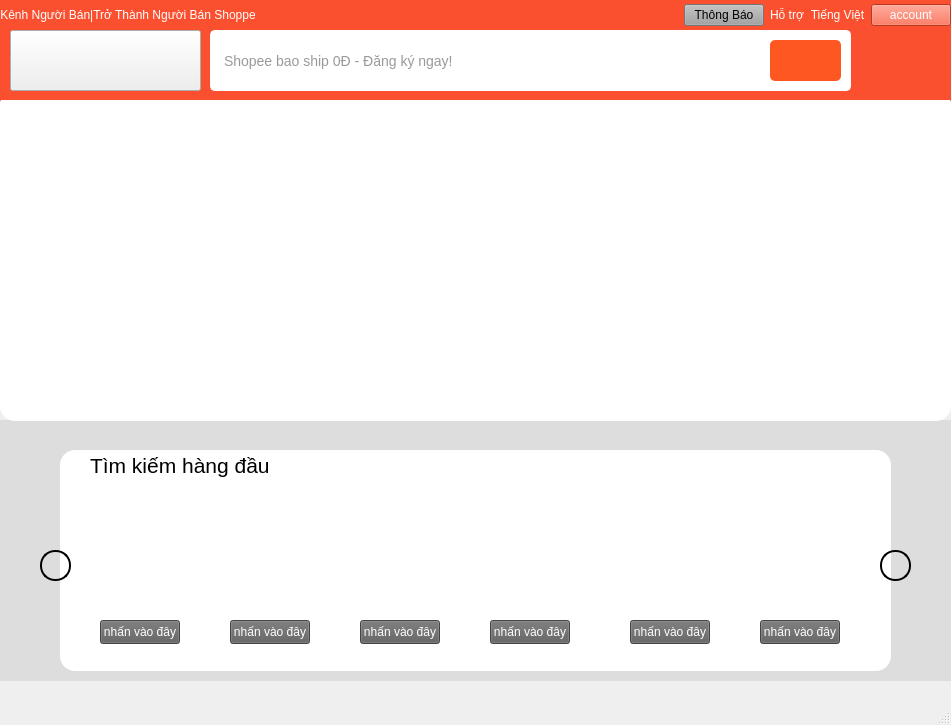
Before: the Qt Designer form ui/menu.ui in inktell/python-app, drawn with Qt 5.
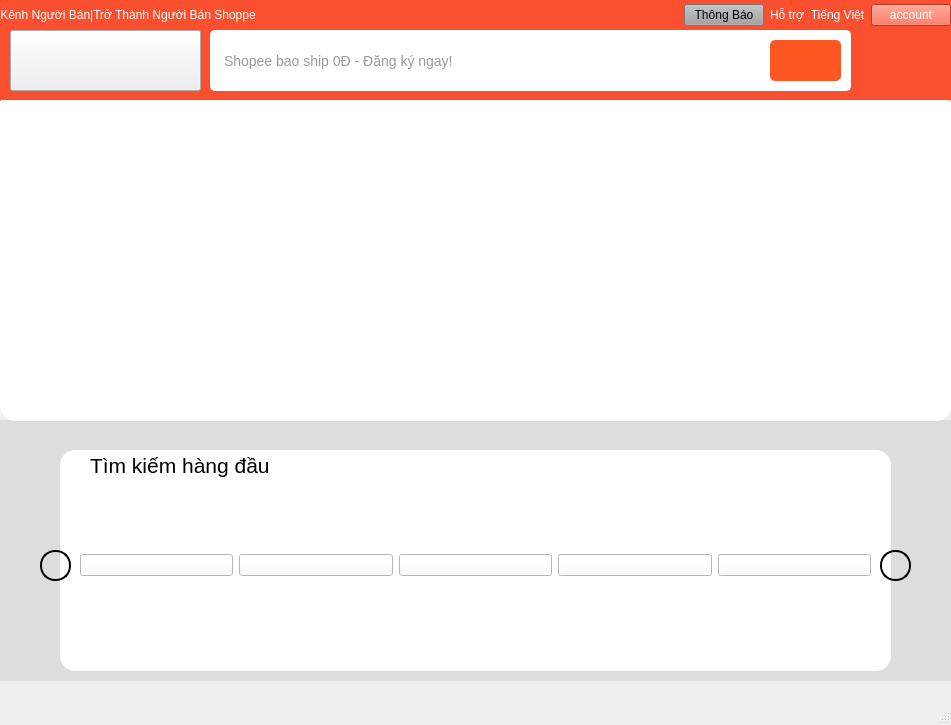
After: the same form once the commit is applied. The open tabs and pages were chosen to show the change. Icons and pictures are not drawn.

What changed in the file:
```diff
--- a/ui/menu.ui
+++ b/ui/menu.ui
@@ -325,126 +325,102 @@
        </widget>
       </widget>
       <widget class="QWidget" name="page_4">
-       <widget class="QLabel" name="label_15">
+       <widget class="QWidget" name="horizontalLayoutWidget_2">
         <property name="geometry">
          <rect>
-          <x>10</x>
+          <x>0</x>
           <y>0</y>
-          <width>771</width>
-          <height>151</height>
+          <width>791</width>
+          <height>171</height>
          </rect>
         </property>
-        <property name="text">
-         <string/>
-        </property>
-        <property name="pixmap">
-         <pixmap>../img/Ảnh chụp màn hình 2025-02-28 215858.png</pixmap>
-        </property>
-        <property name="scaledContents">
-         <bool>true</bool>
-        </property>
-       </widget>
-       <widget class="QPushButton" name="pushButton_39">
-        <property name="geometry">
-         <rect>
-          <x>410</x>
-          <y>140</y>
-          <width>80</width>
-          <height>24</height>
-         </rect>
-        </property>
-        <property name="styleSheet">
-         <string notr="true">background-color: rgb(95, 95, 95);
-color: rgb(255, 255, 255);</string>
-        </property>
-        <property name="text">
-         <string>nhấn vào đây</string>
-        </property>
-       </widget>
-       <widget class="QPushButton" name="pushButton_40">
-        <property name="geometry">
-         <rect>
-          <x>280</x>
-          <y>140</y>
-          <width>80</width>
-          <height>24</height>
-         </rect>
-        </property>
-        <property name="styleSheet">
-         <string notr="true">background-color: rgb(95, 95, 95);
-color: rgb(255, 255, 255);</string>
-        </property>
-        <property name="text">
-         <string>nhấn vào đây</string>
-        </property>
-       </widget>
-       <widget class="QPushButton" name="pushButton_41">
-        <property name="geometry">
-         <rect>
-          <x>20</x>
-          <y>140</y>
-          <width>80</width>
-          <height>24</height>
-         </rect>
-        </property>
-        <property name="styleSheet">
-         <string notr="true">background-color: rgb(95, 95, 95);
-color: rgb(255, 255, 255);</string>
-        </property>
-        <property name="text">
-         <string>nhấn vào đây</string>
-        </property>
-       </widget>
-       <widget class="QPushButton" name="pushButton_42">
-        <property name="geometry">
-         <rect>
-          <x>150</x>
-          <y>140</y>
-          <width>80</width>
-          <height>24</height>
-         </rect>
-        </property>
-        <property name="styleSheet">
-         <string notr="true">background-color: rgb(95, 95, 95);
-color: rgb(255, 255, 255);</string>
-        </property>
-        <property name="text">
-         <string>nhấn vào đây</string>
-        </property>
-       </widget>
-       <widget class="QPushButton" name="pushButton_43">
-        <property name="geometry">
-         <rect>
-          <x>550</x>
-          <y>140</y>
-          <width>80</width>
-          <height>24</height>
-         </rect>
-        </property>
-        <property name="styleSheet">
-         <string notr="true">background-color: rgb(95, 95, 95);
-color: rgb(255, 255, 255);</string>
-        </property>
-        <property name="text">
-         <string>nhấn vào đây</string>
-        </property>
-       </widget>
-       <widget class="QPushButton" name="pushButton_44">
-        <property name="geometry">
-         <rect>
-          <x>680</x>
-          <y>140</y>
-          <width>80</width>
-          <height>24</height>
-         </rect>
-        </property>
-        <property name="styleSheet">
-         <string notr="true">background-color: rgb(95, 95, 95);
-color: rgb(255, 255, 255);</string>
-        </property>
-        <property name="text">
-         <string>nhấn vào đây</string>
-        </property>
+        <layout class="QHBoxLayout" name="horizontalLayout">
+         <item>
+          <widget class="QPushButton" name="pushButton_3">
+           <property name="text">
+            <string/>
+           </property>
+           <property name="icon">
+            <iconset>
+             <normaloff>../img/Ảnh chụp màn hình 2025-02-28 215858-fotor-20250617191152.png</normaloff>../img/Ảnh chụp màn hình 2025-02-28 215858-fotor-20250617191152.png</iconset>
+           </property>
+           <property name="iconSize">
+            <size>
+             <width>180</width>
+             <height>180</height>
+            </size>
+           </property>
+          </widget>
+         </item>
+         <item>
+          <widget class="QPushButton" name="pushButton_4">
+           <property name="text">
+            <string/>
+           </property>
+           <property name="icon">
+            <iconset>
+             <normaloff>../img/Ảnh chụp màn hình 2025-02-28 215858-fotor-2025061719816.png</normaloff>../img/Ảnh chụp màn hình 2025-02-28 215858-fotor-2025061719816.png</iconset>
+           </property>
+           <property name="iconSize">
+            <size>
+             <width>180</width>
+             <height>180</height>
+            </size>
+           </property>
+          </widget>
+         </item>
+         <item>
+          <widget class="QPushButton" name="pushButton_10">
+           <property name="text">
+            <string/>
+           </property>
+           <property name="icon">
+            <iconset>
+             <normaloff>../img/Ảnh chụp màn hình 2025-02-28 215858-fotor-20250617191132.png</normaloff>../img/Ảnh chụp màn hình 2025-02-28 215858-fotor-20250617191132.png</iconset>
+           </property>
+           <property name="iconSize">
+            <size>
+             <width>180</width>
+             <height>180</height>
+            </size>
+           </property>
+          </widget>
+         </item>
+         <item>
+          <widget class="QPushButton" name="pushButton_5">
+           <property name="text">
+            <string/>
+           </property>
+           <property name="icon">
+            <iconset>
+             <normaloff>../img/Ảnh chụp màn hình 2025-02-28 215858-fotor-2025061719956.png</normaloff>../img/Ảnh chụp màn hình 2025-02-28 215858-fotor-2025061719956.png</iconset>
+           </property>
+           <property name="iconSize">
+            <size>
+             <width>180</width>
+             <height>180</height>
+            </size>
+           </property>
+          </widget>
+         </item>
+         <item>
+          <widget class="QPushButton" name="pushButton_7">
+           <property name="text">
+            <string/>
+           </property>
+           <property name="icon">
+            <iconset>
+             <normaloff>../img/Ảnh chụp màn hình 2025-02-28 215858-fotor-20250617191025.png</normaloff>../img/Ảnh chụp màn hình 2025-02-28 215858-fotor-20250617191025.png</iconset>
+           </property>
+           <property name="iconSize">
+            <size>
+             <width>180</width>
+             <height>180</height>
+            </size>
+           </property>
+          </widget>
+         </item>
+        </layout>
        </widget>
       </widget>
      </widget>
```
Left out of the diff: 119 changed lines with no effect on the pictures.
